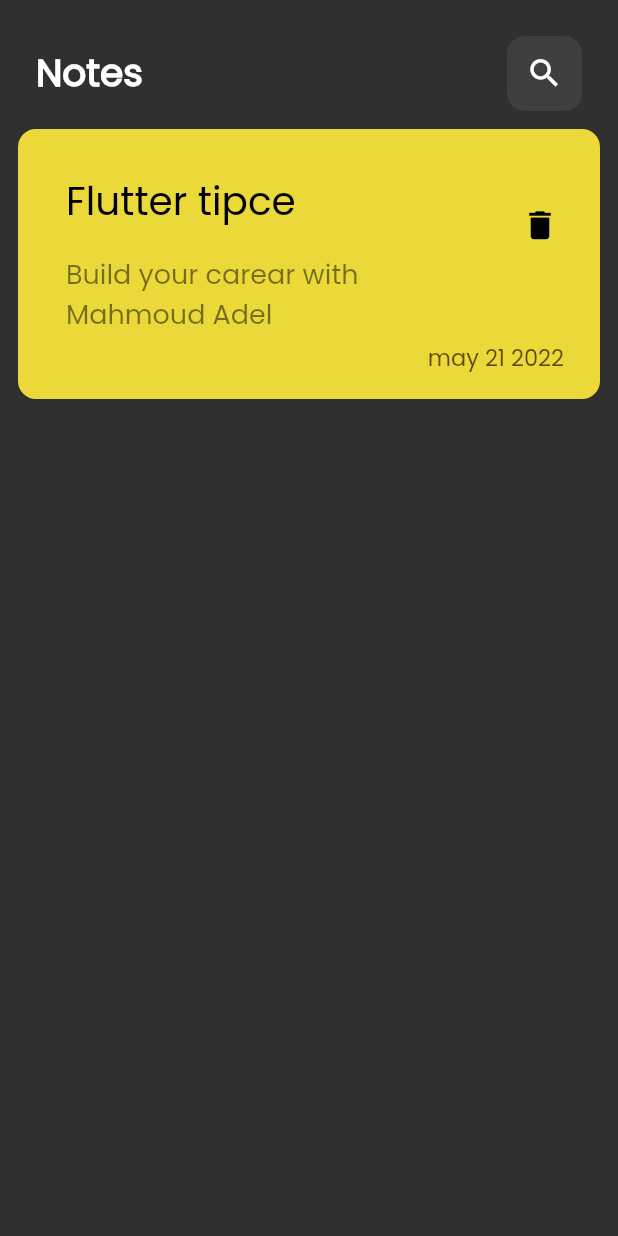
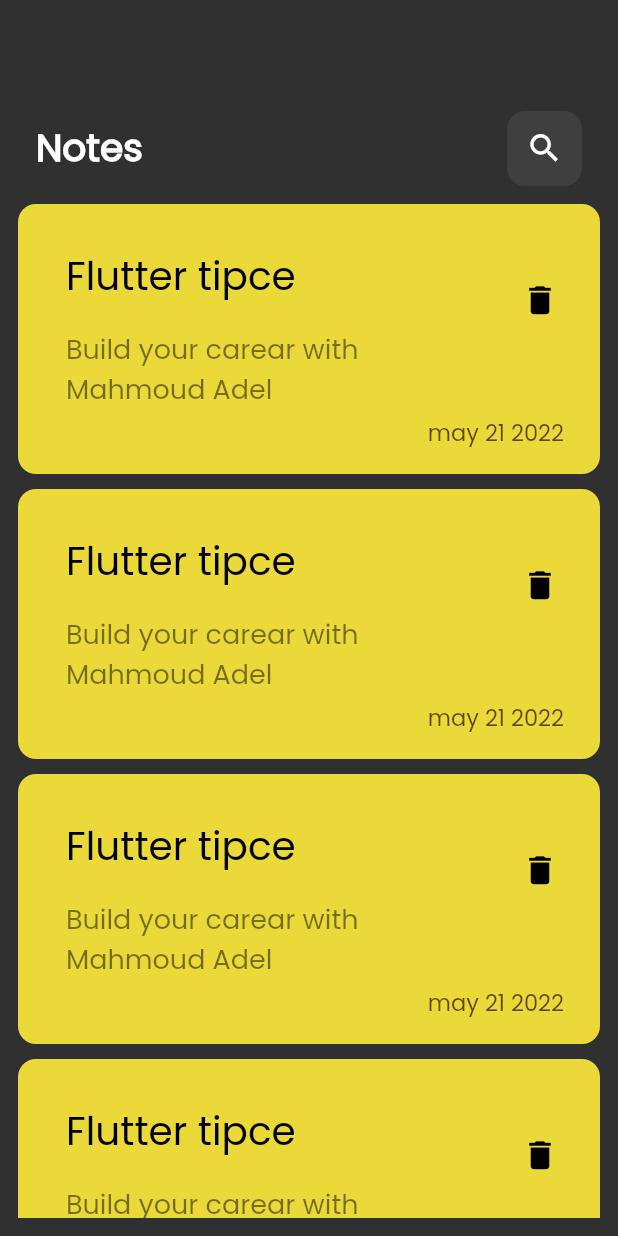
Before and after one commit to Mahmoud-Adel-Ali/notes, a Flutter app: the screen it shows after launch, on a phone screen of 412 x 824 dp. Run offline on Flutter 3.47's test engine with Material 2 defaults, Android fonts, the phone set to English and light mode, and no system bars.

Commit message:
create notes lsit view

```diff
--- a/lib/views/widget/custom_notes_item_card.dart
+++ b/lib/views/widget/custom_notes_item_card.dart
@@ -6,6 +6,7 @@ class NoteItemCard extends StatelessWidget {
   @override
   Widget build(BuildContext context) {
     return Container(
+      margin: EdgeInsets.only(bottom: 10),
       padding:  EdgeInsets.fromLTRB(16, 24, 0, 16),
       decoration: BoxDecoration(
         color: Colors.yellow.withOpacity(0.9),
--- /dev/null
+++ b/lib/views/widget/notes_list_view.dart
@@ -0,0 +1,20 @@
+
+
+
+
+import 'package:flutter/material.dart';
+import 'package:notes/views/widget/custom_notes_item_card.dart';
+
+class NotesListView extends StatelessWidget {
+  const NotesListView({super.key});
+
+  @override
+  Widget build(BuildContext context) {
+    return ListView.builder(
+      itemCount: 5,
+      itemBuilder: (context, index) {
+        return const NoteItemCard();
+      },
+    );
+  }
+}
--- a/lib/views/widget/notes_view_body.dart
+++ b/lib/views/widget/notes_view_body.dart
@@ -1,6 +1,6 @@
 import 'package:flutter/material.dart';
 import 'package:notes/views/widget/custom_appbar.dart';
-import 'package:notes/views/widget/custom_notes_item_card.dart';
+import 'package:notes/views/widget/notes_list_view.dart';
 
 class NotesViewBody extends StatelessWidget {
   const NotesViewBody({super.key});
@@ -9,8 +9,10 @@ class NotesViewBody extends StatelessWidget {
   Widget build(BuildContext context) {
     return const Column(
       children: [
+        SizedBox(height:50),
         CustomAppBar(),
-        NoteItemCard(),
+        // NoteItemCard(),
+        Expanded(child: NotesListView()),
       ],
     );
   }
```
